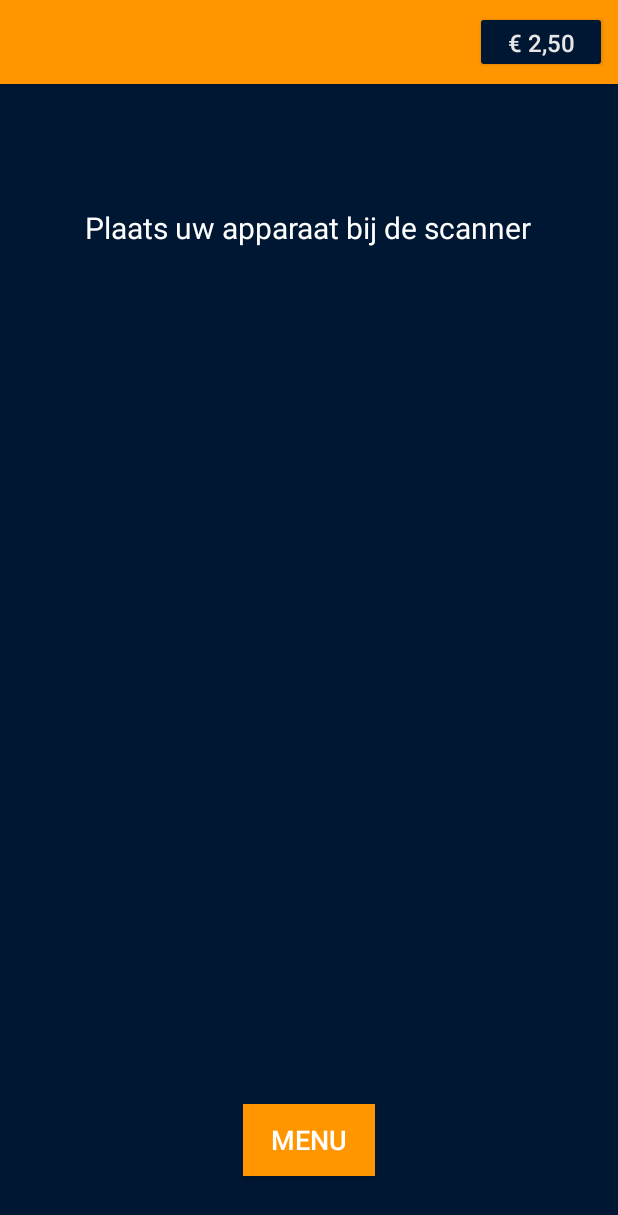
After one commit to nielss94/iHomerBestelApp, an Android app: the ScanActivity screen opened directly, with no data from a screen before it, on a phone screen of 412 x 824 dp. The commit adds this screen. Shown: the top 1215 px of the screen. Run offline under Robolectric (Android 15) with nearby library versions, the phone set to English and light mode, and no system bars.

Commit message:
Scan activity toegevoegd
De activity voor het scannen is gemaakt. Hij simuleert wat er
uiteindelijk gaat gebeuren.

```diff
--- a/CustomerApp/app/src/main/AndroidManifest.xml
+++ b/CustomerApp/app/src/main/AndroidManifest.xml
@@ -25,6 +25,7 @@
         <activity android:name=".PresentationLayer.RefundActivity"></activity>
         <activity android:name=".PresentationLayer.OrderHistoryActivity" />
         <activity android:name=".PresentationLayer.CustomListItemOrderHistory"></activity>
+        <activity android:name=".PresentationLayer.ScanActivity"/>
     </application>
 
 </manifest>
--- /dev/null
+++ b/CustomerApp/app/src/main/java/com/periode4groep2/customerapp/PresentationLayer/ScanActivity.java
@@ -0,0 +1,63 @@
+package com.periode4groep2.customerapp.PresentationLayer;
+
+
+import android.content.Intent;
+import android.os.Bundle;
+import android.os.Handler;
+import android.support.v7.app.AppCompatActivity;
+import android.view.View;
+import android.widget.Button;
+import android.widget.ImageView;
+import android.widget.TextView;
+
+import com.periode4groep2.customerapp.R;
+
+
+/**
+ * Created by Lars on 8-5-2017.
+ */
+
+public class ScanActivity extends AppCompatActivity implements View.OnClickListener{
+
+    private Button button;
+    private ImageView checkicon;
+    private TextView text;
+
+    @Override
+    protected void onCreate(Bundle savedInstanceState) {
+        super.onCreate(savedInstanceState);
+        setContentView(R.layout.activity_scan);
+
+        button = (Button)findViewById(R.id.scan_button);
+        button.setOnClickListener(this);
+        button.setClickable(false);
+
+        checkicon = (ImageView)findViewById(R.id.scan_icon);
+        checkicon.setVisibility(View.INVISIBLE);
+
+        text = (TextView)findViewById(R.id.scan_textview);
+        text.setText(R.string.scan_device);
+
+        waitExample();
+    }
+
+    public void waitExample() {
+
+        // Dit is een tijdelijke oplossing om het scannen te simuleren. De text wordt niet vervangen maar
+        // dat komt door deze methode.
+        Handler handler = new Handler();
+        handler.postDelayed(new Runnable() {
+            @Override
+            public void run() {
+                checkicon.setVisibility(View.VISIBLE);
+                button.setClickable(true);
+                text.setText(R.string.scan_device_done);
+            }
+        }, 4000);
+    }
+
+    public void onClick(View v){
+        Intent intent = new Intent(this, HomeScreenActivity.class);
+        startActivity(intent);
+    }
+}
--- /dev/null
+++ b/CustomerApp/app/src/main/res/layout/activity_scan.xml
@@ -0,0 +1,64 @@
+<?xml version="1.0" encoding="utf-8"?>
+<LinearLayout xmlns:android="http://schemas.android.com/apk/res/android"
+    xmlns:tools="http://schemas.android.com/tools"
+    android:orientation="vertical"
+    android:layout_width="match_parent"
+    android:layout_height="match_parent"
+    android:background="@color/colorBackground"
+    tools:context="com.periode4groep2.customerapp.PresentationLayer.ScanActivity">>
+
+    <include
+        android:id="@+id/tool_bar"
+        layout="@layout/tool_bar">
+    </include>
+
+    <LinearLayout
+        android:layout_width="wrap_content"
+        android:layout_height="0dp"
+        android:layout_weight="1"
+        android:layout_gravity="center">
+
+        <TextView
+            android:id="@+id/scan_textview"
+            android:layout_width="wrap_content"
+            android:layout_height="wrap_content"
+            android:layout_gravity="center_vertical"
+            android:textSize="20dp"
+            android:textColor="@android:color/white"/>
+
+    </LinearLayout>
+
+    <FrameLayout
+        android:layout_width="match_parent"
+        android:layout_height="0dp"
+        android:layout_weight="2">
+
+        <!--Er moet nog een ander icoon gekozen worden-->
+        <ImageView
+            android:id="@+id/scan_icon"
+            android:src="@drawable/icon_gebruiker"
+            android:layout_width="150dp"
+            android:layout_height="150dp"
+            android:layout_gravity="center"/>
+
+    </FrameLayout>
+
+    <LinearLayout
+        android:layout_width="wrap_content"
+        android:layout_height="0dp"
+        android:layout_weight="1"
+        android:layout_gravity="center_horizontal">
+
+        <Button
+            android:id="@+id/scan_button"
+            android:layout_width="match_parent"
+            android:layout_height="wrap_content"
+            android:text="@string/scan_activity_button"
+            android:background="@color/colorOrange"
+            android:layout_gravity="bottom"
+            android:layout_marginBottom="20dp"
+            android:textSize="18dp" />
+
+    </LinearLayout>
+
+</LinearLayout>
--- a/CustomerApp/app/src/main/res/values/strings.xml
+++ b/CustomerApp/app/src/main/res/values/strings.xml
@@ -83,4 +83,10 @@
     <!--Strings voor RefundActivity-->
     <string name="current_balance_header">Huidig saldo:</string>
     <string name="example_balance">€52,50</string>
+
+
+    <!-- Strings voor ScanActivity -->
+    <string name="scan_device">Plaats uw apparaat bij de scanner</string>
+    <string name="scan_device_done">Uw bestelling is succesvol afgerond</string>
+    <string name="scan_activity_button">Menu</string>
 </resources>
```
